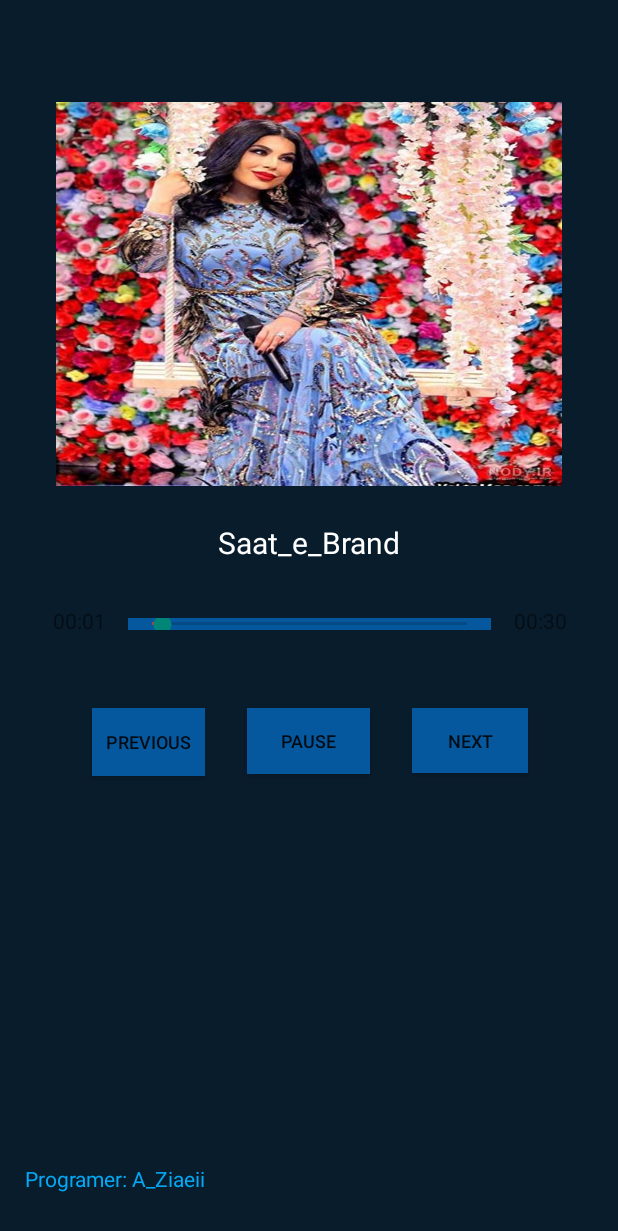
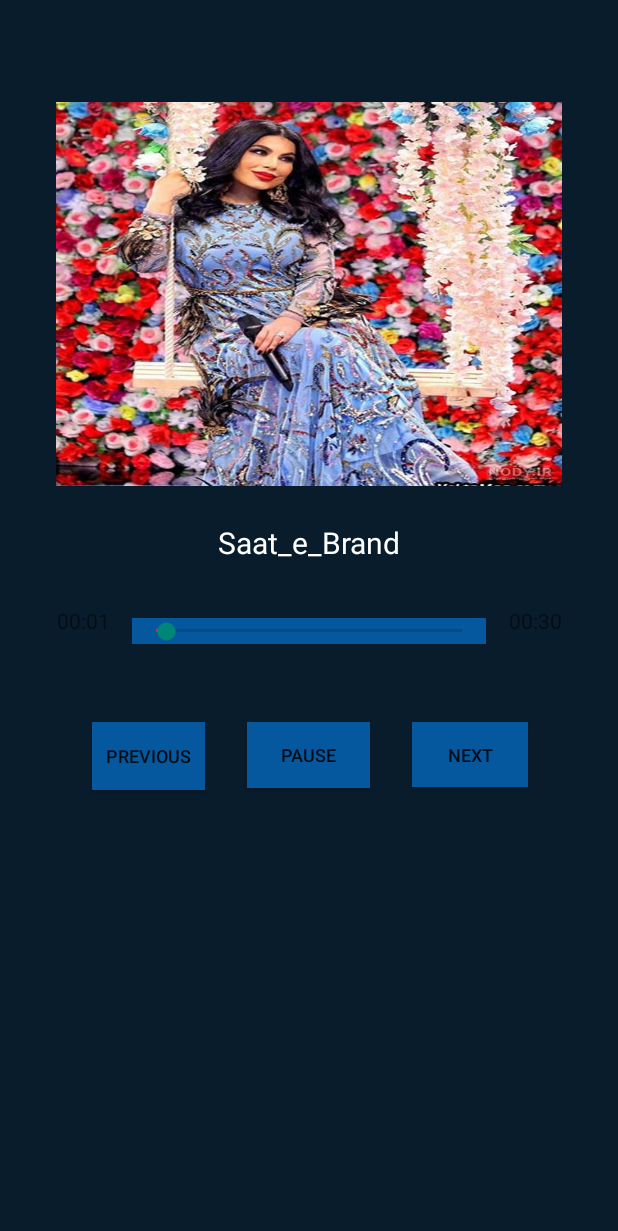
Before and after one commit to Rozogar/Aryanna_Sayeed, an Android app built with Jetpack Compose: the Song_list screen opened directly, with no data from a screen before it, after a tap on "Saat_e_Brand", on a phone screen of 412 x 824 dp. Shown: the top 1231 px of the screen. Run offline under Robolectric (Android 15) with nearby library versions, the phone set to English and light mode, and no system bars.

Commit message:
Finalization segment for the First version

```diff
--- a/app/src/main/java/com/rozogar/aryanna/ui/theme/Show.java
+++ b/app/src/main/java/com/rozogar/aryanna/ui/theme/Show.java
@@ -122,12 +122,11 @@ private Button btnplay;
                         // Resume the song from the paused position
                         player.seekTo(pausedPosition);
                         player.start();
-                        btnplay.setText(R.string.pauses);
+                        btnplay.setText(R.string.pause);
                         playButtonClickCount = 1; // Reset the counter
                     } else {
                         if (!player.isPlaying()) {
                             playCurrentSong();
-                            btnplay.setText(R.string.pauses);
                         } else {
                             pausedPosition = player.getCurrentPosition();
                             player.pause();
@@ -148,7 +147,7 @@ private Button btnplay;
             player.setDataSource(Show.this, Uri.parse("android.resource://" + getPackageName() + "/" + ahang));
             player.prepare();
             player.start();
-            btnplay.setText("Pause");
+            btnplay.setText(R.string.pausee);
             seek.setMax(player.getDuration());
             txtendtime.setText(formatTime(player.getDuration()));
             updateSeekBar();
@@ -215,7 +214,7 @@ private Button btnplay;
         img = findViewById(R.id.img);
         txt1 =findViewById(R.id.txt1);
         seek = findViewById(R.id.seek);
-        btnnext = findViewById(R.id.btnpre);
+        btnnext = findViewById(R.id.btnnext);
         btnplay = findViewById(R.id.btnplay);
         btnpre = findViewById(R.id.btnpree);
         txtstart = findViewById(R.id.txtstart);
--- a/app/src/main/res/layout/activity_show.xml
+++ b/app/src/main/res/layout/activity_show.xml
@@ -21,7 +21,7 @@
         app:layout_constraintTop_toBottomOf="@+id/seek" />
 
     <Button
-        android:id="@+id/btnpre"
+        android:id="@+id/btnnext"
         android:layout_width="77dp"
         android:layout_height="43dp"
         android:layout_marginStart="28dp"
@@ -38,7 +38,7 @@
         android:layout_height="44dp"
         android:layout_marginTop="52dp"
         android:background="#05589E"
-        android:text="play"
+        android:text="@string/playfirst"
         android:textSize="12sp"
         app:layout_constraintEnd_toEndOf="parent"
         app:layout_constraintHorizontal_bias="0.498"
@@ -58,8 +58,8 @@
 
     <SeekBar
         android:id="@+id/seek"
-        android:layout_width="242dp"
-        android:layout_height="8dp"
+        android:layout_width="236dp"
+        android:layout_height="17dp"
         android:layout_marginTop="28dp"
         android:background="#05589E"
         android:foregroundTint="#D30E0E"
@@ -104,18 +104,4 @@
         app:layout_constraintStart_toEndOf="@+id/seek"
         app:layout_constraintTop_toBottomOf="@+id/txt1" />
 
-    <TextView
-        android:id="@+id/textView"
-        android:layout_width="223dp"
-        android:layout_height="32dp"
-        android:layout_marginBottom="16dp"
-        android:text="Programer: A_Ziaeii"
-        android:textColor="#03A9F4"
-        app:layout_constraintBottom_toBottomOf="parent"
-        app:layout_constraintEnd_toEndOf="parent"
-        app:layout_constraintHorizontal_bias="0.09"
-        app:layout_constraintStart_toStartOf="parent"
-        app:layout_constraintTop_toBottomOf="@+id/btnpree"
-        app:layout_constraintVertical_bias="1.0" />
-
 </androidx.constraintlayout.widget.ConstraintLayout>
--- a/app/src/main/res/values/strings.xml
+++ b/app/src/main/res/values/strings.xml
@@ -58,6 +58,8 @@
     <string name="baby">Baby</string>
     <string name="bannamak">Ba Namak</string>
     <string name="qarsakipanshir">Qarsaki Panshir</string>
-    <string name="pauses">Pause</string>
     <string name="playy">Play</string>
+    <string name="playfirst">play</string>
+
+    <string name="pausee">Pause</string>
 </resources>
```
Also changed, not shown: 1 other file.
